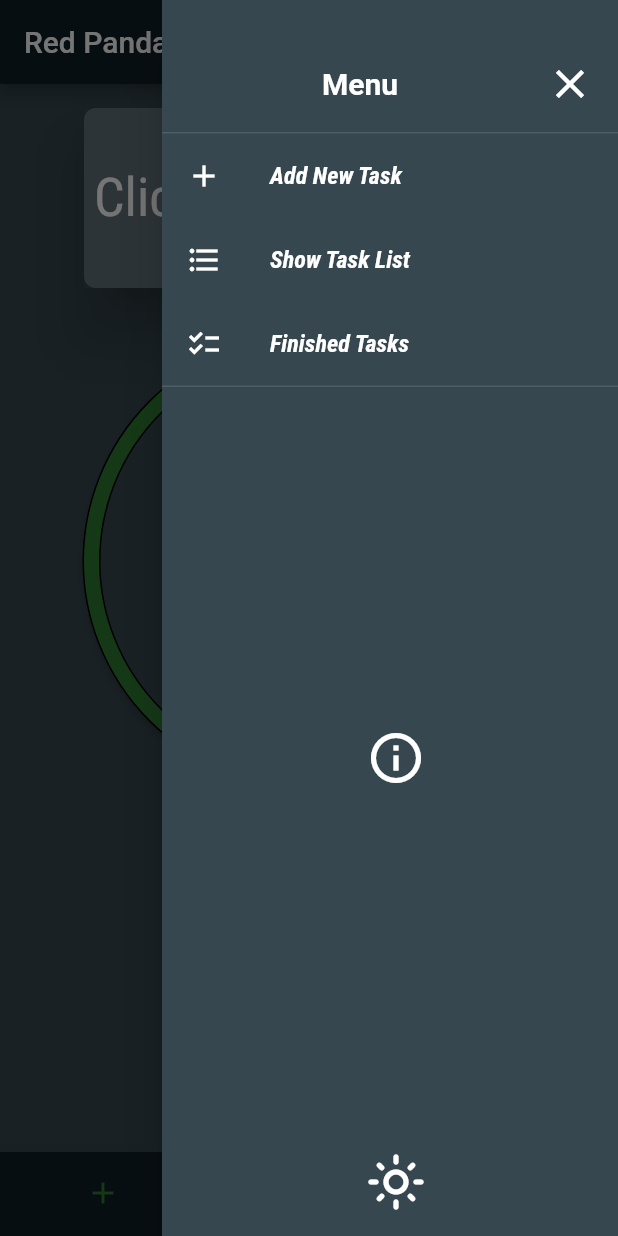
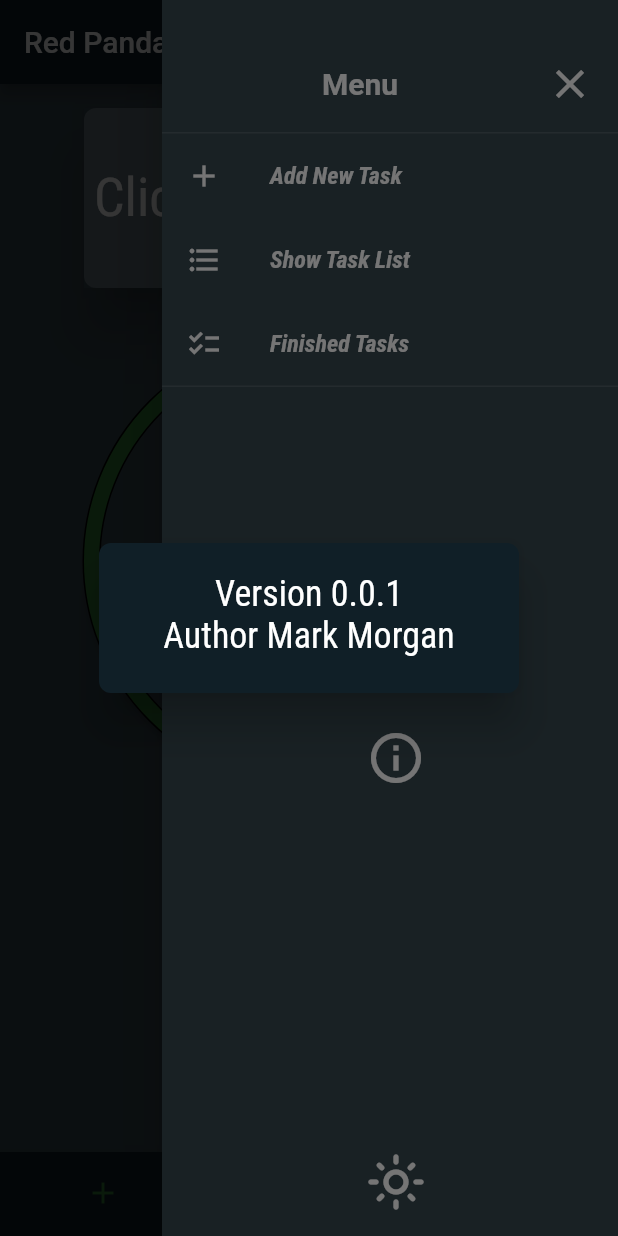
Before and after one commit to captain-maramo/red_pandadoro, a Flutter app: the screen it shows after launch, in the side drawer, after a tap on the "info outline" icon, on a phone screen of 412 x 824 dp. Run offline on Flutter 3.47's test engine with Material 2 defaults, Android fonts, the light colour scheme and no system bars; drawn by our look-alikes of percent_indicator; our stand-ins replace dartz, equatable, get_it, shared_preferences.

Commit message:
added info Button functions

```diff
--- a/lib/presentation/pomodoro/widgets/main_menu_drawer.dart
+++ b/lib/presentation/pomodoro/widgets/main_menu_drawer.dart
@@ -77,7 +77,22 @@
             Icons.info_outline,
             size: 40,
           ),
-          onPressed: () {},
+          onPressed: () => showDialog<String>(
+            context: context,
+            builder: (BuildContext context) => AlertDialog(
+              backgroundColor: themeData.primaryColorDark,
+              elevation: 12,
+              shape: RoundedRectangleBorder(
+                  borderRadius: BorderRadius.all(Radius.circular(8.0))),
+              content: TextButton(
+                  onPressed: () => Navigator.pop(context, 'OK'),
+                  child: Text(
+                    'Version 0.0.1\nAuthor Mark Morgan',
+                    textAlign: TextAlign.center,
+                    style: themeData.textTheme.caption,
+                  )),
+            ),
+          ),
         ),
         const Spacer(),
         Padding(
--- a/lib/theme.dart
+++ b/lib/theme.dart
@@ -20,6 +20,7 @@ class AppTheme {
   static const Color _darkSelectedIconColor = Color.fromRGBO(46, 125, 50, 1);
 
   static final ThemeData lightTheme = ThemeData(
+    primaryColorDark: _lightPrimaryColorDark,
     canvasColor: _lightPrimaryColor,
     scaffoldBackgroundColor: _lightPrimaryColor,
     iconTheme: const IconThemeData(
@@ -48,6 +49,7 @@ class AppTheme {
   );
 
   static final ThemeData darkTheme = ThemeData(
+    primaryColorDark: _darkPrimaryColorDark,
     canvasColor: _darkPrimaryColor,
     scaffoldBackgroundColor: _darkPrimaryColor,
     iconTheme: const IconThemeData(
@@ -97,11 +99,18 @@ class AppTheme {
     fontSize: 36,
   );
 
+  static const TextStyle _lightInfo = TextStyle(
+    color: _lightTextColorPrimary,
+    fontFamily: "RobotoCondensed",
+    fontWeight: FontWeight.normal,
+    fontSize: 24,
+  );
+
   static const TextTheme _lightTextTheme = TextTheme(
       headline1: _lightHeadingText,
       bodyText1: _lightBodyText,
       button: _lightTodoText,
-  );
+      caption: _lightInfo);
 
   static const TextStyle _darkHeadingText = TextStyle(
     color: _darkTextColorPrimary,
@@ -125,9 +134,16 @@ class AppTheme {
     fontSize: 36,
   );
 
+  static const TextStyle _darkInfo = TextStyle(
+    color: _darkTextColorPrimary,
+    fontFamily: "RobotoCondensed",
+    fontWeight: FontWeight.normal,
+    fontSize: 24,
+  );
+
   static const TextTheme _darkTextTheme = TextTheme(
       headline1: _darkHeadingText,
       bodyText1: _darkBodyText,
       button: _darkTodoText,
-  );
+      caption: _darkInfo);
 }
```
Lines whose indentation alone changed are shown as unchanged.
